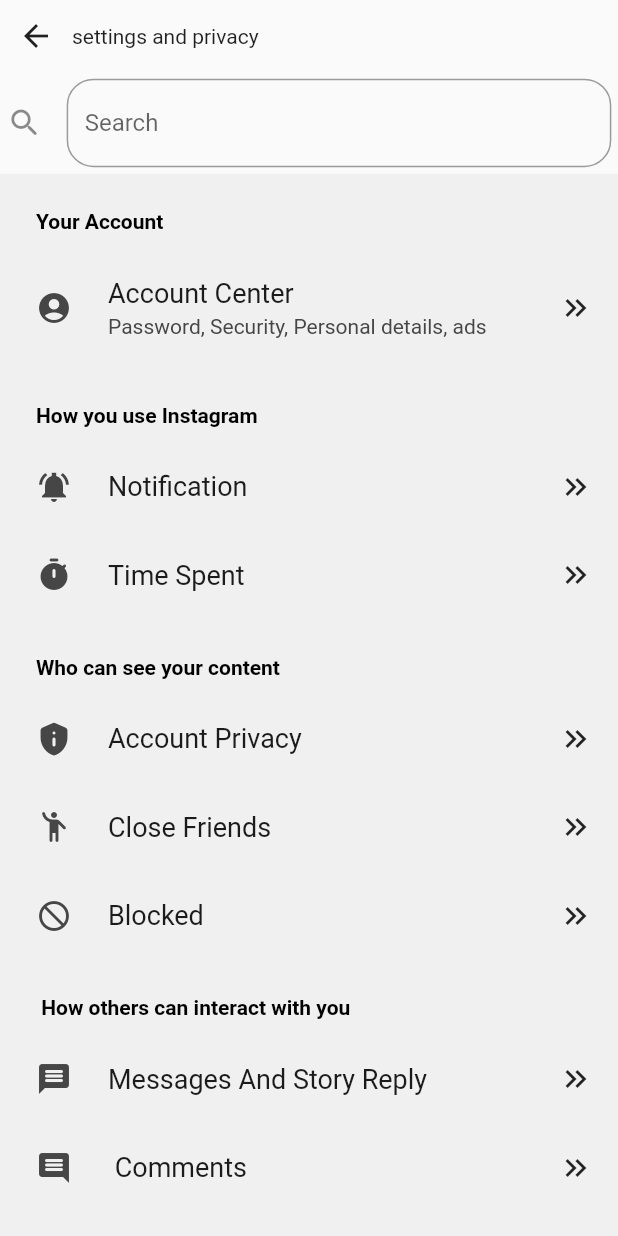
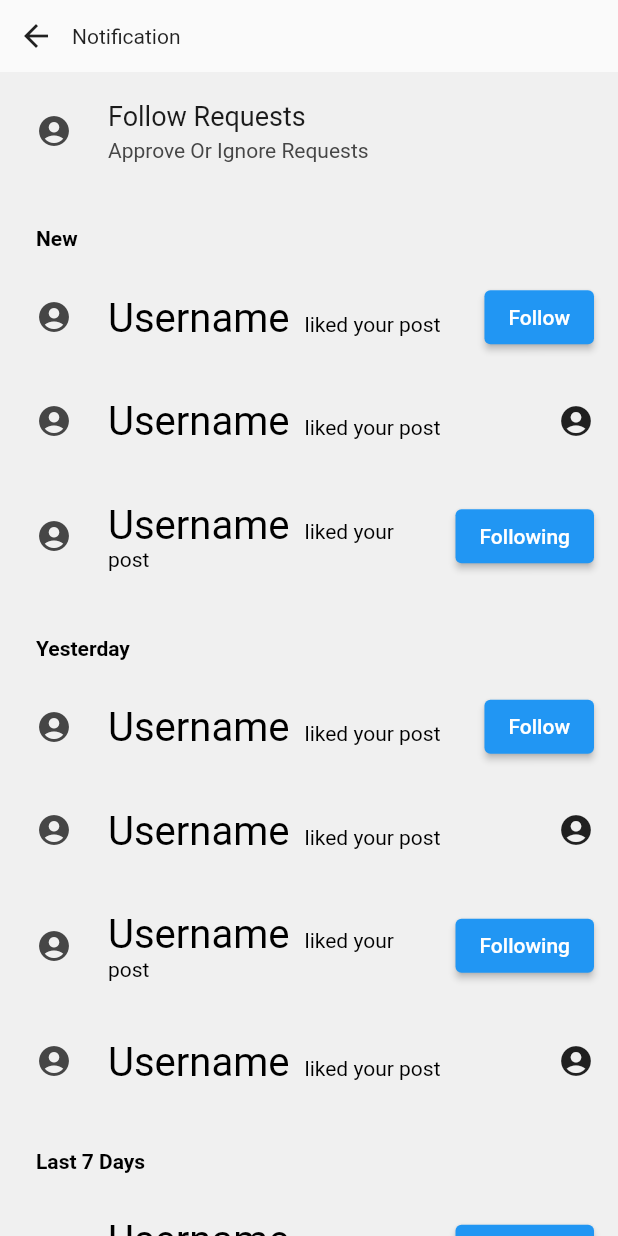
Before and after one commit to abhishek2355/Alpha_Demo, a Flutter app: the screen it shows after launch, on a phone screen of 412 x 824 dp. Run offline on Flutter 3.47's test engine with Material 2 defaults, Android fonts, the phone set to English and light mode, and no system bars; drawn by our look-alikes of settings_ui.

Commit message:
Notification Page

```diff
--- a/lib/constants/app_heights.dart
+++ b/lib/constants/app_heights.dart
@@ -66,4 +66,5 @@
 final double height818 = 818 / app_design_height;
 final double height822 = 822 / app_design_height;
 final double height878 = 878 / app_design_height;
+final double height890 = 890 / app_design_height;
 final double height926 = 926 / app_design_height;
--- a/lib/constants/app_strings.dart
+++ b/lib/constants/app_strings.dart
@@ -175,6 +175,20 @@
 const about = "About";
 const logoutUsername = "Log Out Username";
 
+//Notification Page
+const followRequest = "Follow Requests";
+const approveOrIgnoreRequest = "Approve Or Ignore Requests";
+const nneew = "New";
+const followw = "Follow";
+const follwing = "Following";
+const username = "Username ";
+const requeStedtoFollow = " requested to follow you";
+const startedFollowingYou = " started following you";
+const likedYourPost = " liked your post";
+const yesterday = "Yesterday";
+const commentedOnYourPost = " commented on your post";
+const last7Days = "Last 7 Days";
+
 // Backend api request urls
 
 const rootUrl = 'https://alpha-main.onrender.com/';
--- a/lib/main.dart
+++ b/lib/main.dart
@@ -1,14 +1,18 @@
 import 'package:alpha_devayani/result_page.dart';
 import 'package:flutter/material.dart';
+
+import 'notification.dart';
+
 void main() {
   runApp(const MyApp());
 }
+
 class MyApp extends StatelessWidget {
   const MyApp({super.key});
   @override
   Widget build(BuildContext context) {
     return const MaterialApp(
-      home: SharePage(),
+      home: NotificationPage(),
     );
   }
 }
--- /dev/null
+++ b/lib/notification.dart
@@ -0,0 +1,294 @@
+import 'package:flutter/cupertino.dart';
+import 'package:flutter/material.dart';
+import 'package:alpha_devayani/constants/app_strings.dart' as app_strings;
+import 'package:settings_ui/settings_ui.dart';
+import 'package:alpha_devayani/constants/app_heights.dart' as app_heights;
+import 'package:alpha_devayani/constants/app_strings.dart' as app_strings;
+import 'package:alpha_devayani/constants/app_widths.dart' as app_widths;
+
+class NotificationPage extends StatelessWidget {
+  const NotificationPage({super.key});
+
+  @override
+  Widget build(BuildContext context) {
+    var deviceMedia = MediaQuery.of(context);
+    final double screenHeight = deviceMedia.size.height -
+        deviceMedia.padding.top -
+        deviceMedia.padding.bottom;
+    final double screenWidth = deviceMedia.size.width -
+        deviceMedia.padding.left -
+        deviceMedia.padding.right;
+
+    return SafeArea(
+      child: Scaffold(
+        body: Column(
+          children: [
+            Row(
+              children: [
+                IconButton(onPressed: () {}, icon: Icon(Icons.arrow_back)),
+                Text(app_strings.notification),
+              ],
+            ),
+            Flexible(
+              child: SizedBox(
+                height: screenHeight * app_heights.height890,
+                child: SettingsList(
+                  sections: [
+                    SettingsSection(
+                      tiles: <SettingsTile>[
+                        SettingsTile.navigation(
+                          leading: Icon(Icons.account_circle_sharp),
+                          title: Text(app_strings.followRequest),
+                          value: Text(app_strings.approveOrIgnoreRequest),
+                          onPressed: (context) {},
+                        ),
+                      ],
+                    ),
+                    SettingsSection(
+                      title: Text(
+                        app_strings.nneew,
+                        style: TextStyle(
+                            fontWeight: FontWeight.bold, color: Colors.black),
+                      ),
+                      tiles: <SettingsTile>[
+                        SettingsTile.navigation(
+                          leading: Icon(Icons.account_circle_sharp),
+                          title: RichText(
+                            text: TextSpan(
+                              style: TextStyle(color: Colors.black),
+                              children: <TextSpan>[
+                                TextSpan(
+                                    text: app_strings.username,
+                                    style: TextStyle(
+                                        fontSize: screenHeight *
+                                            app_heights.height30)),
+                                TextSpan(text: app_strings.likedYourPost),
+                              ],
+                            ),
+                          ),
+                          trailing: ElevatedButton(
+                            child: Text(app_strings.followw),
+                            onPressed: () {
+                              print(app_strings.follwing);
+                            },
+                          ),
+                          onPressed: (context) {},
+                        ),
+                      ],
+                    ),
+                    SettingsSection(
+                      tiles: <SettingsTile>[
+                        SettingsTile.navigation(
+                          leading: Icon(Icons.account_circle_sharp),
+                          title: RichText(
+                            text: TextSpan(
+                              style: TextStyle(color: Colors.black),
+                              children: <TextSpan>[
+                                TextSpan(
+                                    text: app_strings.username,
+                                    style: TextStyle(
+                                        fontSize: screenHeight *
+                                            app_heights.height30)),
+                                TextSpan(text: app_strings.likedYourPost),
+                              ],
+                            ),
+                          ),
+                          trailing: Icon(Icons.account_circle),
+                          onPressed: (context) {},
+                        ),
+                      ],
+                    ),
+                    SettingsSection(
+                      tiles: <SettingsTile>[
+                        SettingsTile.navigation(
+                          leading: Icon(Icons.account_circle_sharp),
+                          title: RichText(
+                            text: TextSpan(
+                              style: TextStyle(color: Colors.black),
+                              children: <TextSpan>[
+                                TextSpan(
+                                    text: app_strings.username,
+                                    style: TextStyle(
+                                        fontSize: screenHeight *
+                                            app_heights.height30)),
+                                TextSpan(text: app_strings.likedYourPost),
+                              ],
+                            ),
+                          ),
+                          trailing: ElevatedButton(
+                            child: Text(app_strings.follwing),
+                            onPressed: () {
+                              print(app_strings.follwing);
+                            },
+                          ),
+                          onPressed: (context) {},
+                        ),
+                      ],
+                    ),
+                    SettingsSection(
+                      title: Text(
+                        app_strings.yesterday,
+                        style: TextStyle(
+                            fontWeight: FontWeight.bold, color: Colors.black),
+                      ),
+                      tiles: <SettingsTile>[
+                        SettingsTile.navigation(
+                          leading: Icon(Icons.account_circle_sharp),
+                          title: RichText(
+                            text: TextSpan(
+                              style: TextStyle(color: Colors.black),
+                              children: <TextSpan>[
+                                TextSpan(
+                                    text: app_strings.username,
+                                    style: TextStyle(
+                                        fontSize: screenHeight *
+                                            app_heights.height30)),
+                                TextSpan(text: app_strings.likedYourPost),
+                              ],
+                            ),
+                          ),
+                          trailing: ElevatedButton(
+                            child: Text(app_strings.followw),
+                            onPressed: () {
+                              print(app_strings.follwing);
+                            },
+                          ),
+                          onPressed: (context) {},
+                        ),
+                      ],
+                    ),
+                    SettingsSection(
+                      tiles: <SettingsTile>[
+                        SettingsTile.navigation(
+                          leading: Icon(Icons.account_circle_sharp),
+                          title: RichText(
+                            text: TextSpan(
+                              style: TextStyle(color: Colors.black),
+                              children: <TextSpan>[
+                                TextSpan(
+                                    text: app_strings.username,
+                                    style: TextStyle(
+                                        fontSize: screenHeight *
+                                            app_heights.height30)),
+                                TextSpan(text: app_strings.likedYourPost),
+                              ],
+                            ),
+                          ),
+                          trailing: Icon(Icons.account_circle),
+                          onPressed: (context) {},
+                        ),
+                      ],
+                    ),
+                    SettingsSection(
+                      tiles: <SettingsTile>[
+                        SettingsTile.navigation(
+                          leading: Icon(Icons.account_circle_sharp),
+                          title: RichText(
+                            text: TextSpan(
+                              style: TextStyle(color: Colors.black),
+                              children: <TextSpan>[
+                                TextSpan(
+                                    text: app_strings.username,
+                                    style: TextStyle(
+                                        fontSize: screenHeight *
+                                            app_heights.height30)),
+                                TextSpan(text: app_strings.likedYourPost),
+                              ],
+                            ),
+                          ),
+                          trailing: ElevatedButton(
+                            child: Text(app_strings.follwing),
+                            onPressed: () {
+                              print(app_strings.follwing);
+                            },
+                          ),
+                          onPressed: (context) {},
+                        ),
+                      ],
+                    ),
+                    SettingsSection(
+                      tiles: <SettingsTile>[
+                        SettingsTile.navigation(
+                          leading: Icon(Icons.account_circle_sharp),
+                          title: RichText(
+                            text: TextSpan(
+                              style: TextStyle(color: Colors.black),
+                              children: <TextSpan>[
+                                TextSpan(
+                                    text: app_strings.username,
+                                    style: TextStyle(
+                                        fontSize: screenHeight *
+                                            app_heights.height30)),
+                                TextSpan(text: app_strings.likedYourPost),
+                              ],
+                            ),
+                          ),
+                          trailing: Icon(Icons.account_circle),
+                          onPressed: (context) {},
+                        ),
+                      ],
+                    ),
+                    SettingsSection(
+                      title: Text(
+                        app_strings.last7Days,
+                        style: TextStyle(
+                            fontWeight: FontWeight.bold, color: Colors.black),
+                      ),
+                      tiles: <SettingsTile>[
+                        SettingsTile.navigation(
+                          leading: Icon(Icons.account_circle_sharp),
+                          title: RichText(
+                            text: TextSpan(
+                              style: TextStyle(color: Colors.black),
+                              children: <TextSpan>[
+                                TextSpan(
+                                    text: app_strings.username,
+                                    style: TextStyle(
+                                        fontSize: screenHeight *
+                                            app_heights.height30)),
+                                TextSpan(text: app_strings.likedYourPost),
+                              ],
+                            ),
+                          ),
+                          trailing: ElevatedButton(
+                            child: Text(app_strings.follwing),
+                            onPressed: () {
+                              print(app_strings.follwing);
+                            },
+                          ),
+                          onPressed: (context) {},
+                        ),
+                      ],
+                    ),
+                    SettingsSection(
+                      tiles: <SettingsTile>[
+                        SettingsTile.navigation(
+                          leading: Icon(Icons.account_circle_sharp),
+                          title: RichText(
+                            text: TextSpan(
+                              style: TextStyle(color: Colors.black),
+                              children: <TextSpan>[
+                                TextSpan(
+                                    text: app_strings.username,
+                                    style: TextStyle(
+                                        fontSize: screenHeight *
+                                            app_heights.height30)),
+                                TextSpan(text: app_strings.likedYourPost),
+                              ],
+                            ),
+                          ),
+                          trailing: Icon(Icons.account_circle),
+                          onPressed: (context) {},
+                        ),
+                      ],
+                    ),
+                  ],
+                ),
+              ),
+            ),
+          ],
+        ),
+      ),
+    );
+  }
+}
```
